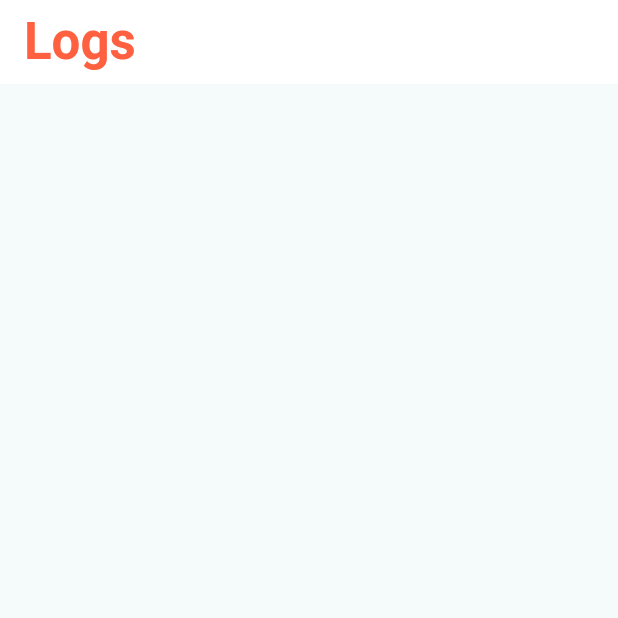
After one commit to aravindkarthik96/tinylogs, a Flutter app: the LogsPage screen opened directly, on a phone screen of 412 x 824 dp, the top half of it. The commit adds this screen. Run offline on Flutter 3.47's test engine with Material 3 defaults, Android fonts, the phone set to English and light mode, and no system bars; our stand-ins replace fluttertoast, sqflite, sqflite_common_ffi; accounts and stored records are empty; Roboto replaces fonts that are missing (SF Pro Display).

Commit message:
added logic for displaying log on the logs page

```diff
--- a/lib/data/LogEntry.dart
+++ b/lib/data/LogEntry.dart
@@ -8,7 +8,7 @@ class LogEntry {
 
   Map<String, dynamic> toMap() {
     return {
-      'logID': logID,
+      'id': logID,
       'creationDate': creationDate.toIso8601String(),
       'content': content,
       'lastUpdated': lastUpdated.toIso8601String(),
--- /dev/null
+++ b/lib/screens/LogsPage.dart
@@ -0,0 +1,139 @@
+import 'package:flutter/material.dart';
+import 'package:intl/intl.dart';
+import 'package:tinylogs/data/DatabaseHelper.dart';
+import 'package:tinylogs/data/LogEntry.dart';
+
+class LogsPage extends StatefulWidget {
+  const LogsPage({super.key});
+
+  @override
+  _LogsPageState createState() => _LogsPageState();
+}
+
+class _LogsPageState extends State<LogsPage> {
+  List<LogEntry> logs = [];
+
+  @override
+  void initState() {
+    super.initState();
+    loadLogs();
+  }
+
+  Future<void> loadLogs() async {
+    // Retrieve logs from the database and setState
+    logs = await DatabaseHelper.instance.queryAllLogs();
+    setState(() {});
+  }
+
+  @override
+  Widget build(BuildContext context) {
+    return Scaffold(
+      body: CustomScrollView(
+        slivers: <Widget>[
+          const SliverAppBar(
+            automaticallyImplyLeading: false, // No back button
+            pinned: false, // Set to true if you want the AppBar to remain visible when scrolling
+            snap: false, // Snap effects
+            floating: false,
+            centerTitle: false,
+            title: Text(
+              "Logs",
+              style: TextStyle(
+                fontFamily: "SF Pro Display",
+                fontWeight: FontWeight.w700,
+                fontSize: 34,
+                color: Color(0xFFFF6040),
+                // Note: The 'height' in TextStyle is a multiplier, not a pixel value.
+              ),
+            ),
+            backgroundColor: Colors.white, // Set your desired background color
+          ),
+          SliverList.builder(
+            itemCount: logs.length,
+            itemBuilder: (context, index) {
+              final log = logs[index];
+              return LogItem(log: log);
+            },
+          )
+        ],
+      ),
+    );
+
+    return Scaffold(
+      appBar: AppBar(
+        automaticallyImplyLeading: false, // No back button
+        title: const Text(
+          "Logs",
+          style: TextStyle(
+            fontFamily: "SF Pro Display",
+            fontWeight: FontWeight.w700,
+            fontSize: 34,
+            color: Color(0xFFFF6040),
+          ),
+        ),
+        backgroundColor: Colors.white,
+        centerTitle: false,
+      ),
+      body: ListView.builder(
+        itemCount: logs.length,
+        itemBuilder: (context, index) {
+          final log = logs[index];
+          return LogItem(log: log);
+        },
+      ),
+    );
+  }
+}
+
+class LogItem extends StatelessWidget {
+  final LogEntry log;
+
+  const LogItem({Key? key, required this.log}) : super(key: key);
+
+  @override
+  Widget build(BuildContext context) {
+    // Format the date to match the design
+    String formattedDate =
+        DateFormat('EEE, MMM d').format(log.creationDate).toUpperCase();
+
+    return Padding(
+      padding: const EdgeInsets.symmetric(horizontal: 16.0, vertical: 8.0),
+      child: Column(
+        crossAxisAlignment: CrossAxisAlignment.start,
+        children: [
+          if (formattedDate.isNotEmpty)
+            Padding(
+              padding: const EdgeInsets.only(bottom: 4.0),
+              child: Text(
+                formattedDate,
+                style: const TextStyle(
+                  color: Colors.black54,
+                  fontWeight: FontWeight.bold,
+                ),
+              ),
+            ),
+          Container(
+            padding: EdgeInsets.all(16.0),
+            decoration: BoxDecoration(
+              color: Colors.white,
+              borderRadius: BorderRadius.circular(12.0),
+              boxShadow: const [
+                BoxShadow(
+                  color: Colors.black12,
+                  blurRadius: 4.0,
+                  offset: Offset(0, 2),
+                ),
+              ],
+            ),
+            child: Text(
+              log.content,
+              style: const TextStyle(
+                fontSize: 16.0,
+              ),
+            ),
+          ),
+        ],
+      ),
+    );
+  }
+}
--- a/lib/screens/TinyLogsHomePage.dart
+++ b/lib/screens/TinyLogsHomePage.dart
@@ -1,5 +1,6 @@
 import 'package:flutter/material.dart';
 
+import 'LogsPage.dart';
 import 'TinyLogsAddLogPage.dart';
 
 class TinyLogsHomePage extends StatefulWidget {
@@ -14,7 +15,7 @@ class _TinyLogsHomePageState extends State<TinyLogsHomePage> {
 
   final List<Widget> _children = [
     const PlaceholderWidget(Color(0xFFFFF0E5)),
-    const PlaceholderWidget(Colors.green),
+    const LogsPage(),
     const PlaceholderWidget(Colors.blue),
   ];
 
@@ -52,7 +53,8 @@ class _TinyLogsHomePageState extends State<TinyLogsHomePage> {
       bottomNavigationBar: BottomNavigationBar(
         onTap: onTabTapped,
         currentIndex: _currentIndex,
-        selectedItemColor: const Color(0xFF662619),  // Color for the selected item
+        selectedItemColor: const Color(0xFF662619),
+        // Color for the selected item
         unselectedItemColor: const Color(0xFF6E6E6E),
         selectedLabelStyle: const TextStyle(
           fontFamily: 'SF Pro Text',
--- a/pubspec.yaml
+++ b/pubspec.yaml
@@ -15,6 +15,7 @@ dependencies:
   intl: ^0.17.0
   sqflite: ^2.3.0
   fluttertoast: ^8.0.8
+  sqflite_common_ffi: any
 
 dev_dependencies:
   flutter_test:
```
Also changed, not shown: lib/main.dart (+10 -0 lines), pubspec.lock, 3 other files.
